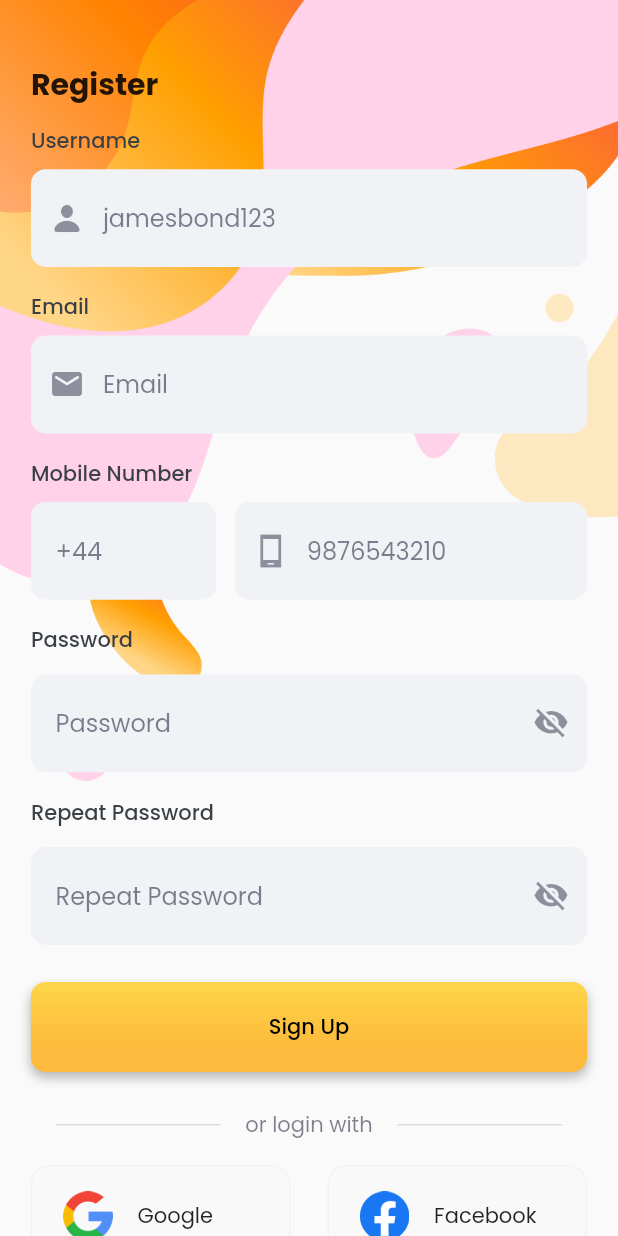
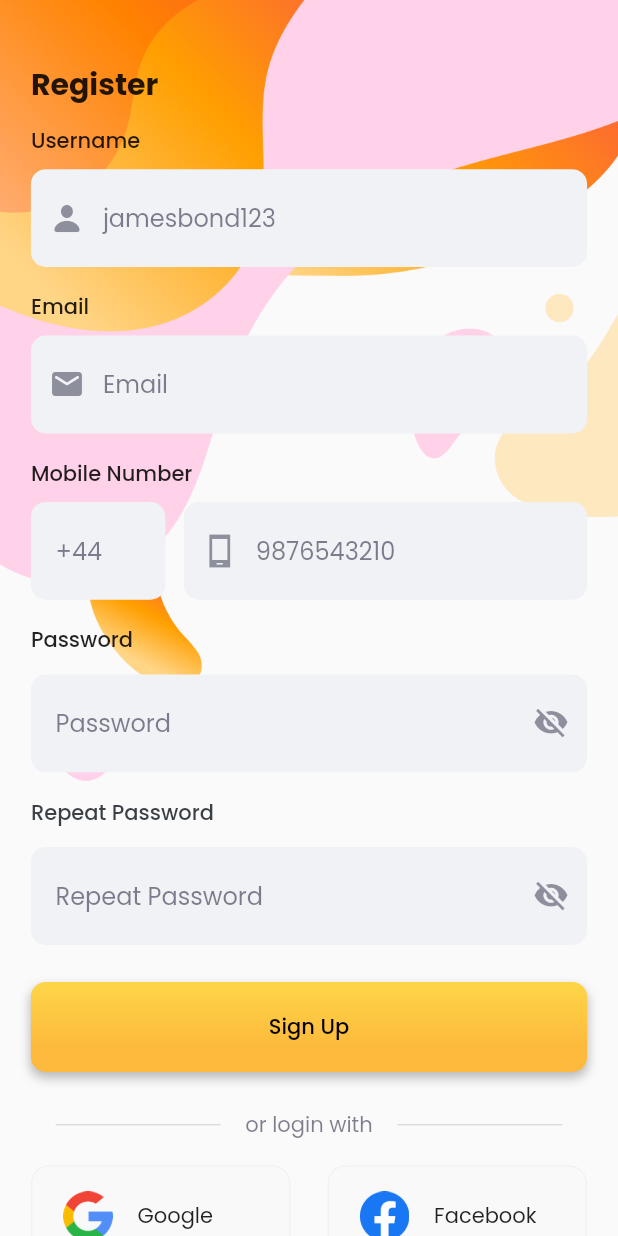
Before and after one commit to yashvala9/final_client_19-10, a Flutter app: the SignupScreen screen opened by its route, on a phone screen of 412 x 824 dp. Run offline on Flutter 3.47's test engine with Material 2 defaults, Android fonts, the phone set to English and light mode, and no system bars; our stand-ins replace firebase_auth, firebase_core, flutter_keyboard_visibility, get, google_sign_in, package_info_plus; accounts and stored records are empty.

Commit message:
ui updates

```diff
--- a/lib/app/modules/auth/auth_controller.dart
+++ b/lib/app/modules/auth/auth_controller.dart
@@ -9,6 +9,7 @@ class AuthController extends GetxController {
 
   RxBool loading = RxBool(false);
   RxBool obsecure = RxBool(false);
+  RxBool isValildEmail = RxBool(false);
 
   String email = '';
   String password = '';
--- a/lib/app/modules/auth/sign_up/signup_screen.dart
+++ b/lib/app/modules/auth/sign_up/signup_screen.dart
@@ -63,9 +63,7 @@ class SignupScreen extends StatelessWidget {
                             Text(
                               'Username',
                               textScaleFactor: Get.textScaleFactor,
-                              style: style.labelLarge?.copyWith(
-                                color: AppColors.labelLarge,
-                              ),
+                              style: style.labelLarge,
                             ),
                             SizedBox(height: Get.height * 0.01),
                             TextFormField(
@@ -80,16 +78,16 @@ class SignupScreen extends StatelessWidget {
                               ),
                               keyboardType: TextInputType.name,
                               validator: (value) {
-                                value!.isEmpty ? 'Username is required' : '';
+                                return value!.isEmpty
+                                    ? 'Username is required'
+                                    : null;
                               },
                             ),
                             SizedBox(height: Get.height * 0.02),
                             Text(
                               'Email',
                               textScaleFactor: Get.textScaleFactor,
-                              style: style.labelLarge?.copyWith(
-                                color: AppColors.labelLarge,
-                              ),
+                              style: style.labelLarge,
                             ),
                             SizedBox(height: Get.height * 0.01),
                             TextFormField(
@@ -103,23 +101,21 @@ class SignupScreen extends StatelessWidget {
                                 ),
                               ),
                               validator: (value) {
-                                value!.isEmpty ? 'Email is required' : '';
+                                return value!.isEmpty
+                                    ? 'Email is required'
+                                    : '';
                               },
                             ),
                             SizedBox(height: Get.height * 0.02),
-                            Text(
-                              'Mobile Number',
-                              textScaleFactor: Get.textScaleFactor,
-                              style: style.labelLarge?.copyWith(
-                                color: AppColors.labelLarge,
-                              ),
-                            ),
+                            Text('Mobile Number',
+                                textScaleFactor: Get.textScaleFactor,
+                                style: style.labelLarge),
                             SizedBox(height: Get.height * 0.01),
                             Row(
                               mainAxisAlignment: MainAxisAlignment.spaceBetween,
                               children: [
-                                SizedBox(
-                                  width: Get.width * 0.3,
+                                Expanded(
+                                  flex: 1,
                                   child: TextFormField(
                                     controller: _countryCodeController,
                                     decoration: const InputDecoration(
@@ -129,8 +125,11 @@ class SignupScreen extends StatelessWidget {
                                     maxLength: 2,
                                   ),
                                 ),
-                                SizedBox(
-                                  width: Get.width * 0.57,
+                                 SizedBox(
+                                  width: Get.width * 0.03,
+                                ),
+                                Expanded(
+                                  flex: 3,
                                   child: TextFormField(
                                     controller: _mobileController,
                                     decoration: InputDecoration(
@@ -144,9 +143,9 @@ class SignupScreen extends StatelessWidget {
                                     ),
                                     maxLength: 10,
                                     validator: (value) {
-                                      value!.isEmpty
+                                    return  value!.isEmpty
                                           ? 'Mobile number is required'
-                                          : '';
+                                          : null;
                                     },
                                   ),
                                 ),
@@ -156,9 +155,7 @@ class SignupScreen extends StatelessWidget {
                             Text(
                               'Password',
                               textScaleFactor: Get.textScaleFactor,
-                              style: style.labelLarge?.copyWith(
-                                color: AppColors.labelLarge,
-                              ),
+                              style: style.labelLarge
                             ),
                             SizedBox(height: Get.height * 0.015),
                             Obx(
@@ -169,7 +166,7 @@ class SignupScreen extends StatelessWidget {
                                   suffixIcon: GestureDetector(
                                     onTap: () => isPassWordVisible.value =
                                         !isPassWordVisible.value,
-                                    child: isPassWordVisible.value == true
+                                    child: isPassWordVisible.value
                                         ? Icon(
                                             Icons.visibility_sharp,
                                             color: AppColors.headline5Color
@@ -184,7 +181,7 @@ class SignupScreen extends StatelessWidget {
                                 ),
                                 obscureText: !isPassWordVisible.value,
                                 validator: (value) {
-                                  value!.isEmpty ? 'Password is required' : '';
+                                 return value!.isEmpty ? 'Password is required' : null;
                                 },
                               ),
                             ),
@@ -205,7 +202,7 @@ class SignupScreen extends StatelessWidget {
                                   suffixIcon: GestureDetector(
                                     onTap: () => isRepeatPassWordVisible.value =
                                         !isRepeatPassWordVisible.value,
-                                    child: isRepeatPassWordVisible.value == true
+                                    child: isRepeatPassWordVisible.value
                                         ? Icon(
                                             Icons.visibility_sharp,
                                             color: AppColors.headline5Color
@@ -220,7 +217,7 @@ class SignupScreen extends StatelessWidget {
                                 ),
                                 obscureText: !isPassWordVisible.value,
                                 validator: (value) {
-                                  value!.isEmpty ? 'Password is required' : '';
+                                 return value!.isEmpty ? 'Password is required' : null;
                                 },
                               ),
                             ),
```
Also changed, not shown: lib/app/modules/auth/forgot_password/forgot_password_view.dart (+2 -5 lines), lib/app/modules/auth/login/login_screen.dart (+20 -17 lines), assets/reelro.png, pubspec.lock, 1 other file.
